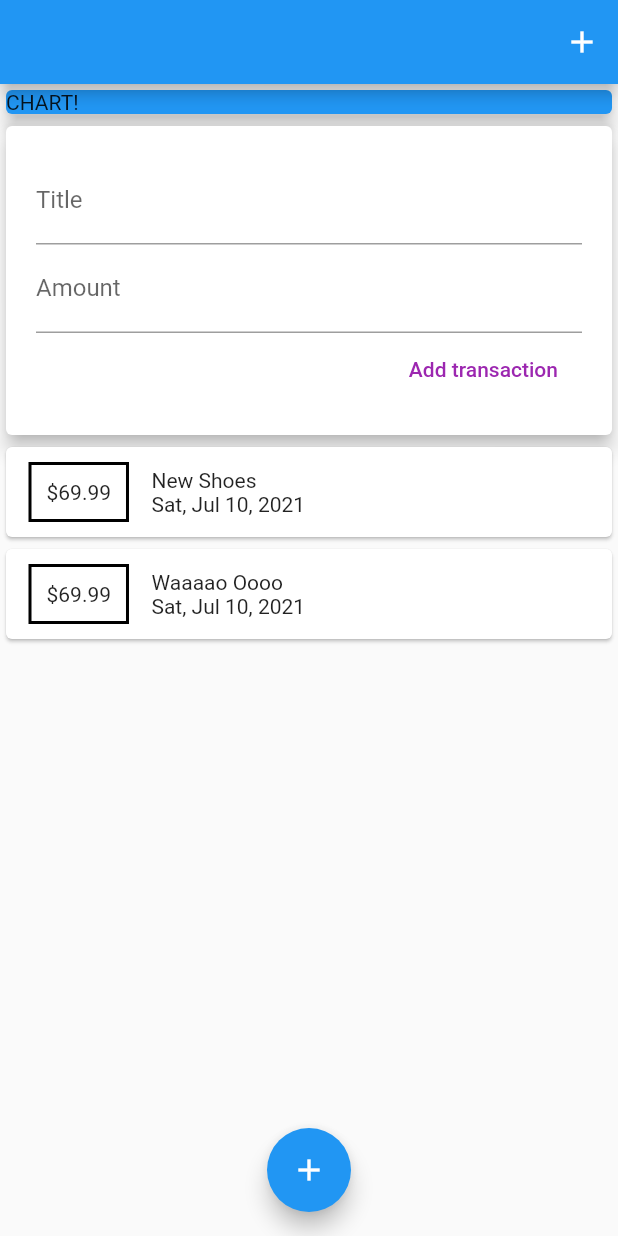
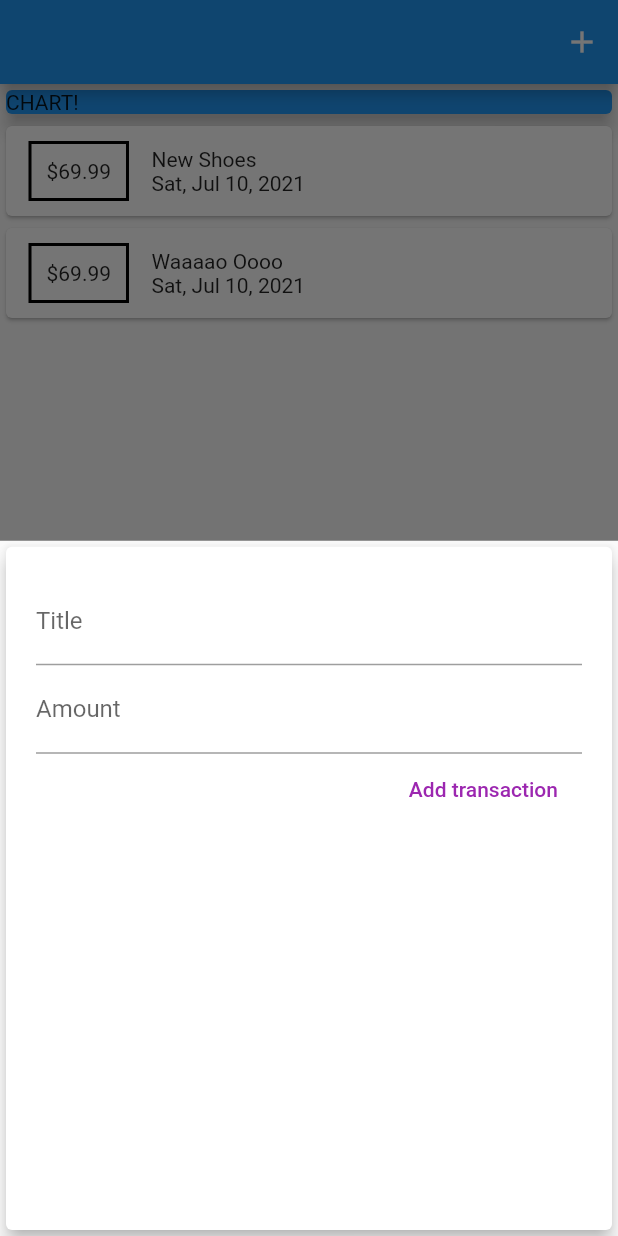
Before and after one commit to fullpagedeveloper/Combinig_Widgets-, a Flutter app: the screen it shows after launch, after a tap on the "add" icon, on a phone screen of 412 x 824 dp. Run offline on Flutter 3.47's test engine with Material 2 defaults, Android fonts, the phone set to English and light mode, and no system bars.

```diff
--- a/lib/main.dart
+++ b/lib/main.dart
@@ -1,5 +1,9 @@
-import './widgets/user_transactions.dart';
+import './widgets/new_transaction.dart';
+
+import './widgets/transaction_list.dart';
 import 'package:flutter/material.dart';
+
+import 'models/transaction.dart';
 
 void main() {
   runApp(MyApp());
@@ -28,13 +32,57 @@ class _MyHomePageState extends State<MyHomePage> {
   // String titleInput;
   // String amountInput;
 
+  final List<Transaction> _uerTransactions = [
+    Transaction(
+      id: 't1',
+      title: 'New Shoes',
+      amount: 69.99,
+      date: DateTime.now(),
+    ),
+    Transaction(
+      id: 't2',
+      title: 'Waaaao Oooo',
+      amount: 69.99,
+      date: DateTime.now(),
+    )
+  ];
+
+  ///[addNewTransaction]
+  void _addNewTransaction(String txTitle, double txAmount) {
+    final newTx = Transaction(
+        id: DateTime.now().toString(),
+        title: txTitle,
+        amount: txAmount,
+        date: DateTime.now());
+
+    setState(() {
+      _uerTransactions.add(newTx);
+    });
+  }
+
+  void _startAddNewTransaction(BuildContext context) {
+    showModalBottomSheet(
+      context: context,
+      builder: (_) {
+        return GestureDetector(
+          onTap: (){},
+          child: NewTransaction(_addNewTransaction),
+          behavior: HitTestBehavior.opaque,
+        );
+      },
+    );
+  }
+
   @override
   Widget build(BuildContext context) {
     return Scaffold(
       appBar: AppBar(
         title: Text(""),
         actions: [
-          IconButton(icon: Icon(Icons.add), onPressed: () {}),
+          IconButton(
+            icon: Icon(Icons.add),
+            onPressed: () => _startAddNewTransaction(context),
+          ),
         ],
       ),
       body: SingleChildScrollView(
@@ -49,13 +97,16 @@ class _MyHomePageState extends State<MyHomePage> {
                 elevation: 5,
               ),
             ),
-            UserTransactions(),
+            // UserTransactions(),
+            TransactionList(_uerTransactions)
           ],
         ),
       ),
       floatingActionButtonLocation: FloatingActionButtonLocation.centerFloat,
-      floatingActionButton:
-          FloatingActionButton(child: Icon(Icons.add), onPressed: () {}),
+      floatingActionButton: FloatingActionButton(
+        child: Icon(Icons.add),
+        onPressed: () => _startAddNewTransaction(context),
+      ),
     );
   }
 }
--- a/lib/widgets/new_transaction.dart
+++ b/lib/widgets/new_transaction.dart
@@ -1,11 +1,17 @@
 import 'package:flutter/material.dart';
 
-class NewTransaction extends StatelessWidget {
+class NewTransaction extends StatefulWidget {
   final Function addTx;
+
+  NewTransaction(this.addTx);
+
+  @override
+  _NewTransactionState createState() => _NewTransactionState();
+}
+
+class _NewTransactionState extends State<NewTransaction> {
   final titleController = TextEditingController();
   final amountController = TextEditingController();
-
-  NewTransaction(this.addTx);
 
   void submitedData() {
     final entredTitle = titleController.text;
@@ -16,10 +22,12 @@ class NewTransaction extends StatelessWidget {
       return;
     }
 
-    addTx(
-      titleController.text,
-      double.parse(amountController.text),
+    widget.addTx(
+        entredTitle,
+        entredAmount,
     );
+
+    Navigator.of(context).pop();
   }
 
   @override
--- a/lib/widgets/user_transactions.dart
+++ b/lib/widgets/user_transactions.dart
@@ -9,42 +9,42 @@ class UserTransactions extends StatefulWidget {
 }
 
 class _UserTransactionState extends State<UserTransactions> {
-  final List<Transaction> _uerTransactions = [
-    Transaction(
-      id: 't1',
-      title: 'New Shoes',
-      amount: 69.99,
-      date: DateTime.now(),
-    ),
-    Transaction(
-      id: 't2',
-      title: 'Waaaao Oooo',
-      amount: 69.99,
-      date: DateTime.now(),
-    )
-  ];
-
-  ///[addNewTransaction]
-  void _addNewTransaction(String txTitle, double txAmount) {
-    final newTx = Transaction(
-        id: DateTime.now().toString(),
-        title: txTitle,
-        amount: txAmount,
-        date: DateTime.now());
-
-    setState(() {
-      _uerTransactions.add(newTx);
-    });
-  }
+  // final List<Transaction> _uerTransactions = [
+  //   Transaction(
+  //     id: 't1',
+  //     title: 'New Shoes',
+  //     amount: 69.99,
+  //     date: DateTime.now(),
+  //   ),
+  //   Transaction(
+  //     id: 't2',
+  //     title: 'Waaaao Oooo',
+  //     amount: 69.99,
+  //     date: DateTime.now(),
+  //   )
+  // ];
+  //
+  // ///[addNewTransaction]
+  // void _addNewTransaction(String txTitle, double txAmount) {
+  //   final newTx = Transaction(
+  //       id: DateTime.now().toString(),
+  //       title: txTitle,
+  //       amount: txAmount,
+  //       date: DateTime.now());
+  //
+  //   setState(() {
+  //     _uerTransactions.add(newTx);
+  //   });
+  // }
 
   @override
   Widget build(BuildContext context) {
     return Column(
       children: [
-        NewTransaction(
-          _addNewTransaction,
-        ),
-        TransactionList(_uerTransactions),
+        // NewTransaction(
+        //   _addNewTransaction,
+        // ),
+        // TransactionList(_uerTransactions),
       ],
     );
   }
```
